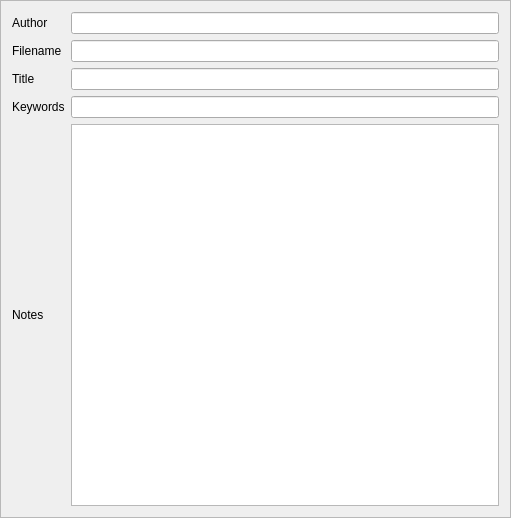
Above: pageattr.ui from sjg20/paperman before the change. Below: the same form after it.
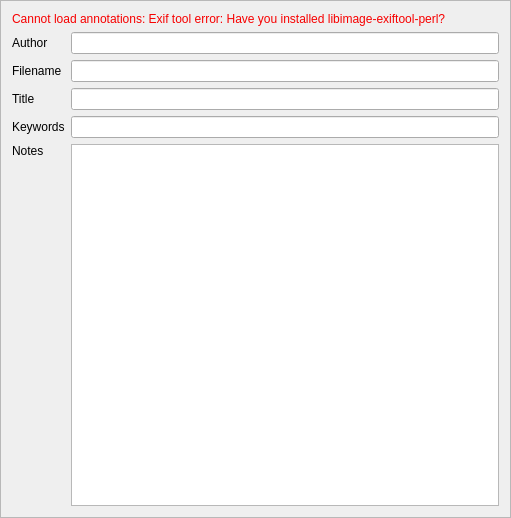
That is the form after the change.

Commit message:
Show attribute errors in info mode
This requires a change to the File API to return errors when
reading annotations.

The edit to the form file:
```diff
--- a/pageattr.ui
+++ b/pageattr.ui
@@ -20,10 +20,69 @@
   </property>
   <layout class="QVBoxLayout" >
    <item>
-    <layout class="QGridLayout" >
-     <item row="1" column="0" >
-      <widget class="QLabel" name="label" >
-       <property name="text" >
+    <widget class="QLabel" name="errorMsg">
+     <property name="enabled">
+      <bool>true</bool>
+     </property>
+     <property name="sizePolicy">
+      <sizepolicy hsizetype="Minimum" vsizetype="Minimum">
+       <horstretch>0</horstretch>
+       <verstretch>0</verstretch>
+      </sizepolicy>
+     </property>
+     <property name="palette">
+      <palette>
+       <active>
+        <colorrole role="WindowText">
+         <brush brushstyle="SolidPattern">
+          <color alpha="255">
+           <red>247</red>
+           <green>0</green>
+           <blue>0</blue>
+          </color>
+         </brush>
+        </colorrole>
+       </active>
+       <inactive>
+        <colorrole role="WindowText">
+         <brush brushstyle="SolidPattern">
+          <color alpha="255">
+           <red>247</red>
+           <green>0</green>
+           <blue>0</blue>
+          </color>
+         </brush>
+        </colorrole>
+       </inactive>
+       <disabled>
+        <colorrole role="WindowText">
+         <brush brushstyle="SolidPattern">
+          <color alpha="255">
+           <red>159</red>
+           <green>158</green>
+           <blue>158</blue>
+          </color>
+         </brush>
+        </colorrole>
+       </disabled>
+      </palette>
+     </property>
+     <property name="text">
+      <string>Cannot load annotations: Exif tool error: Have you installed libimage-exiftool-perl?</string>
+     </property>
+     <property name="wordWrap">
+      <bool>true</bool>
+     </property>
+     <property name="textInteractionFlags">
+      <set>Qt::LinksAccessibleByMouse|Qt::TextSelectableByMouse</set>
+     </property>
+    </widget>
+   </item>
+   <item>
+    <layout class="QGridLayout">
+     <item row="1" column="0">
+      <widget class="QLabel" name="label">
+       <property name="text">
         <string>Author</string>
        </property>
       </widget>
@@ -70,6 +129,9 @@
        <property name="text" >
         <string>Notes</string>
        </property>
+       <property name="alignment">
+        <set>Qt::AlignLeading|Qt::AlignLeft|Qt::AlignTop</set>
+       </property>
       </widget>
      </item>
      <item row="5" column="1" >
```
Left out of the diff: 67 changed lines with no effect on the pictures. The commit also changes 13 other files.
